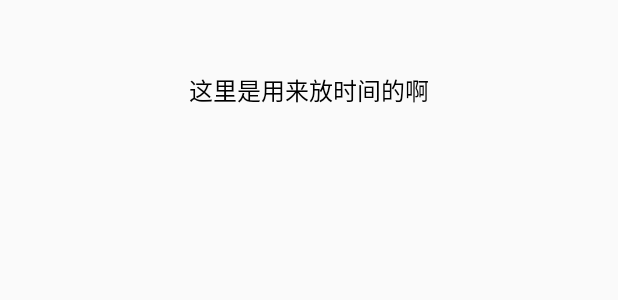
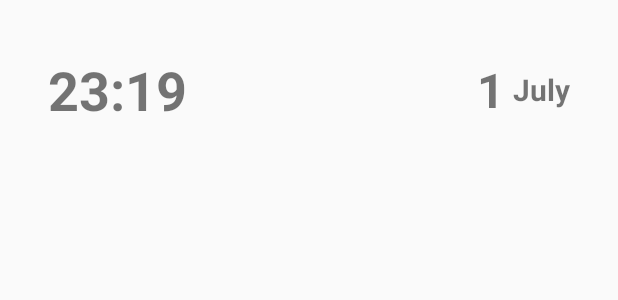
Before and after one commit to csming1995/hundredpercent, an Android app: the layout item_list_header.xml on its own in the app's theme, with its tools: preview values and no code run, on a phone screen of 412 x 824 dp. Shown: the top 300 px of the screen. Run offline under Robolectric (Android 15) with nearby library versions, the phone set to English and light mode, and no system bars.

Commit message:
Add Plan Header.

```diff
--- a/app/src/main/java/com/csming/percent/main/adapter/PlanListAdapter.java
+++ b/app/src/main/java/com/csming/percent/main/adapter/PlanListAdapter.java
@@ -4,6 +4,7 @@ import android.content.Context;
 import android.view.LayoutInflater;
 import android.view.View;
 import android.view.ViewGroup;
+import android.widget.TextClock;
 
 import com.csming.percent.R;
 
@@ -75,7 +76,7 @@ public class PlanListAdapter extends RecyclerView.Adapter<RecyclerView.ViewHolde
         }
     }
 
-    static class HeaderViewHolder extends RecyclerView.ViewHolder {
+    private static class HeaderViewHolder extends RecyclerView.ViewHolder {
 
         HeaderViewHolder(@NonNull View itemView) {
             super(itemView);
--- a/app/src/main/res/layout/item_list_header.xml
+++ b/app/src/main/res/layout/item_list_header.xml
@@ -1,18 +1,39 @@
 <?xml version="1.0" encoding="utf-8"?>
-<FrameLayout xmlns:android="http://schemas.android.com/apk/res/android"
+<LinearLayout xmlns:android="http://schemas.android.com/apk/res/android"
     android:layout_width="match_parent"
     android:layout_height="120dp"
-    android:orientation="vertical">
+    android:orientation="horizontal"
+    android:gravity="center"
+    android:padding="32dp">
 
     <TextView
-        android:id="@+id/tv_title"
         android:layout_width="wrap_content"
         android:layout_height="wrap_content"
-        android:layout_gravity="center"
-        android:gravity="center"
-        android:singleLine="true"
-        android:text="这里是用来放时间的啊"
-        android:textColor="@color/color_000000"
-        android:textSize="16dp" />
+        android:textSize="36dp"
+        android:textStyle="bold"
+        android:text="23:19"/>
 
-</FrameLayout>
+
+    <LinearLayout
+        android:layout_width="match_parent"
+        android:layout_height="wrap_content"
+        android:orientation="horizontal"
+        android:gravity="center|end">
+
+        <TextView
+            android:layout_width="wrap_content"
+            android:layout_height="wrap_content"
+            android:textSize="32dp"
+            android:textStyle="bold"
+            android:text="1"/>
+
+        <TextView
+            android:layout_width="wrap_content"
+            android:layout_height="wrap_content"
+            android:textSize="20dp"
+            android:textStyle="bold"
+            android:layout_marginStart="5dp"
+            android:text="July"/>
+    </LinearLayout>
+
+</LinearLayout>
```
Also changed, not shown: app/src/main/res/drawable/ll_shadow_shape.xml (added, +7 -0 lines), app/src/main/res/layout/activity_main.xml (+3 -4 lines), app/src/main/res/layout/item_list_plan.xml (+6 -3 lines).
